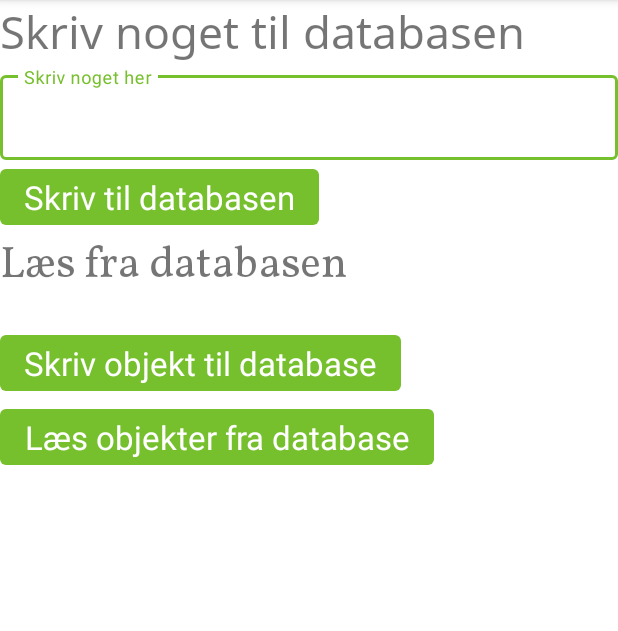
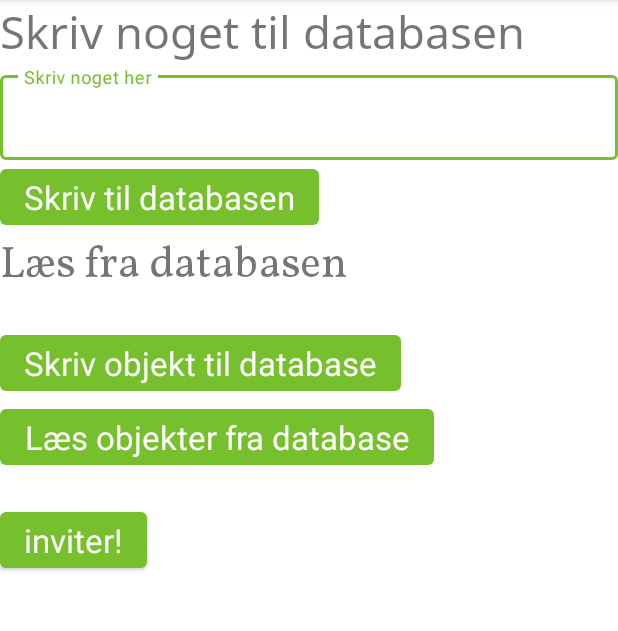
Before and after one commit to Mools222/Consentcoin, an Android app: the screen it shows after launch (MainActivity), on a phone screen of 412 x 824 dp, the part 84-715 px from its top. Run offline under Robolectric (Android 15) with nearby library versions, the phone set to English and light mode, and no system bars; our stand-ins replace Firebase (no records; nobody signed in at launch, a user with empty details on screens opened directly); libraries missing offline, so code that uses them is left out: com.firebase.ui; 1 statement that could not run was skipped.

Commit message:
created a material button in content_main which has an onClick method in MainActivity called invite where i have moved the the code which creates a group for an organization and add members to that group using the DAO class' invite method

```diff
--- a/app/src/main/res/layout/content_main.xml
+++ b/app/src/main/res/layout/content_main.xml
@@ -67,4 +67,11 @@
         android:layout_width="wrap_content"
         android:layout_height="wrap_content" />
 
+    <com.google.android.material.button.MaterialButton
+        android:layout_width="wrap_content"
+        android:layout_height="wrap_content"
+        android:text="inviter!"
+        android:textAppearance="@style/TextAppearance.AppCompat.Large"
+        android:onClick="invite"/>
+
 </LinearLayout>
```
Also changed, not shown: app/src/main/java/com/thomosim/consentcoin/MainActivity.java (+18 -6 lines).
